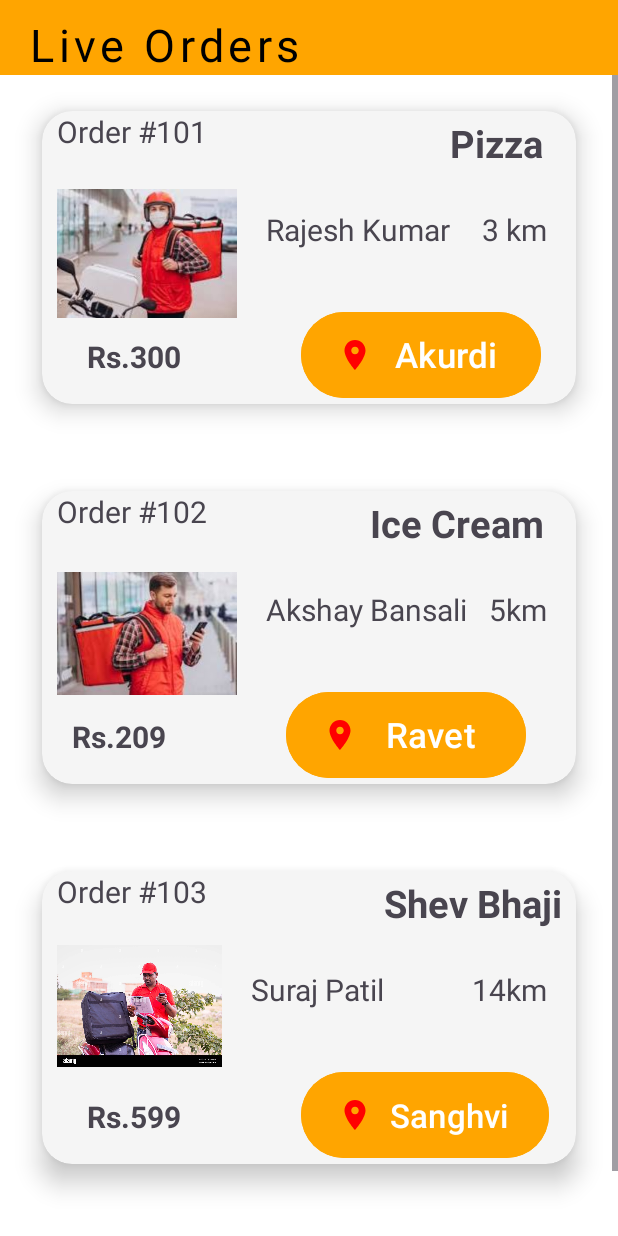
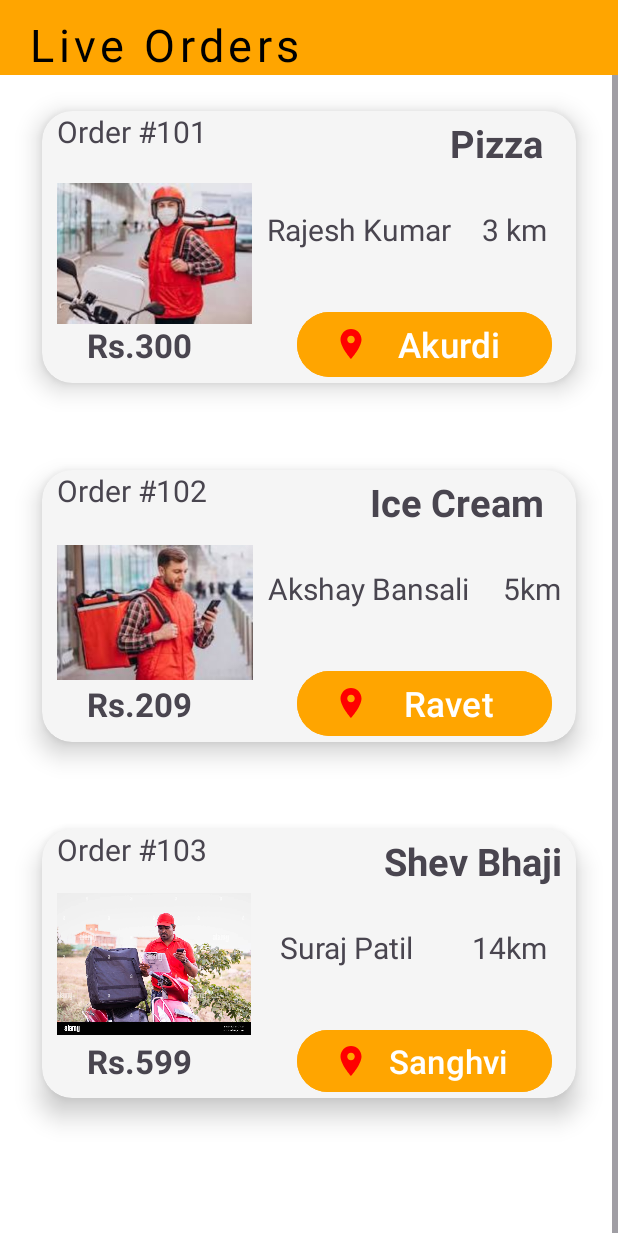
Before and after one commit to atharv2204/Internship-App, an Android app: the activity_current screen opened directly, with no data from a screen before it, on a phone screen of 412 x 824 dp. Run offline under Robolectric (Android 15) with nearby library versions, the phone set to English and light mode, and no system bars; Roboto replaces fonts that are not available here.

Commit message:
live orders done

```diff
--- a/app/src/main/res/layout/activity_current.xml
+++ b/app/src/main/res/layout/activity_current.xml
@@ -84,6 +84,7 @@
                         android:layout_width="120dp"
                         android:layout_height="130dp"
                         android:src="@drawable/d1"
+                        android:layout_weight="1"
                         android:layout_marginLeft="10dp"/>
 
                     <TextView
@@ -91,14 +92,16 @@
                         android:layout_height="45dp"
                         android:layout_marginLeft="10dp"
                         android:layout_marginTop="35dp"
-                        android:text="  Rajesh Kumar"
-                        android:textSize="20dp"
+                        android:text="Rajesh Kumar"
+                        android:textSize="20sp"
+                        android:layout_weight="1"
                         tools:ignore="TextSizeCheck" />
 
                     <TextView
-                        android:layout_width="match_parent"
+                        android:layout_width="wrap_content"
                         android:layout_height="45dp"
                         android:layout_marginTop="35dp"
+                        android:layout_weight="1"
                         android:layout_marginRight="10dp"
                         android:gravity="right"
                         android:text="3 km  "
@@ -115,15 +118,15 @@
                         android:layout_width="wrap_content"
                         android:layout_height="wrap_content"
                         android:text="Rs.300"
-                        android:textSize="20dp"
+                        android:textSize="22sp"
                         android:layout_marginTop="130dp"
                         android:layout_marginLeft="30dp"
                         android:textStyle="bold"/>
 
                     <Button
-                        android:layout_width="160dp"
-                        android:layout_height="65dp"
-                        android:layout_marginLeft="80dp"
+                        android:layout_width="170dp"
+                        android:layout_height="wrap_content"
+                        android:layout_marginLeft="70dp"
                         android:layout_marginTop="130dp"
                         android:backgroundTint="@color/orange"
                         android:text="Akurdi"
@@ -140,7 +143,6 @@
                 android:layout_width="match_parent"
                 android:layout_height="wrap_content"
                 android:layout_marginStart="10dp"
-
                 android:layout_marginEnd="10dp"
                 android:layout_marginBottom="10dp"
                 app:cardBackgroundColor="@color/white_smoke"
@@ -188,6 +190,7 @@
                         android:layout_width="120dp"
                         android:layout_height="130dp"
                         android:src="@drawable/d2"
+                        android:layout_weight="1"
                         android:layout_marginLeft="10dp"/>
 
                     <TextView
@@ -195,17 +198,19 @@
                         android:layout_height="45dp"
                         android:layout_marginLeft="10dp"
                         android:layout_marginTop="35dp"
-                        android:text="  Akshay Bansali"
+                        android:layout_weight="1"
+                        android:text="Akshay Bansali"
                         android:textSize="20dp"
                         tools:ignore="TextSizeCheck" />
 
                     <TextView
-                        android:layout_width="match_parent"
+                        android:layout_width="wrap_content"
                         android:layout_height="45dp"
                         android:layout_marginTop="35dp"
                         android:layout_marginRight="10dp"
                         android:gravity="right"
-                        android:text="5km  "
+                        android:text="5km"
+                        android:layout_weight="1"
                         android:textSize="20dp"
                         tools:ignore="TextSizeCheck" />
 
@@ -219,20 +224,18 @@
                         android:layout_width="wrap_content"
                         android:layout_height="wrap_content"
                         android:text="Rs.209"
-                        android:textSize="20dp"
+                        android:textSize="22sp"
                         android:layout_marginTop="130dp"
-                        android:layout_marginLeft="20dp"
+                        android:layout_marginLeft="30dp"
                         android:textStyle="bold"/>
 
                     <Button
-                        android:layout_width="160dp"
-                        android:layout_height="65dp"
-                        android:layout_marginLeft="80dp"
+                        android:layout_width="170dp"
+                        android:layout_height="wrap_content"
+                        android:layout_marginLeft="70dp"
                         android:layout_marginTop="130dp"
                         android:backgroundTint="@color/orange"
-
                         android:textSize="23dp"
-
                         android:text="Ravet"
                        android:drawableLeft="@drawable/baseline_location_on_24" />
                 </LinearLayout>
@@ -293,6 +296,7 @@
                         android:layout_width="110dp"
                         android:layout_height="120dp"
                         android:src="@drawable/d3"
+                        android:layout_weight="1"
                         android:layout_marginLeft="10dp"/>
 
                     <TextView
@@ -301,14 +305,16 @@
                         android:layout_marginLeft="10dp"
                         android:layout_marginTop="35dp"
                         android:text="  Suraj Patil"
+                        android:layout_weight="1"
                         android:textSize="20dp"
                         tools:ignore="TextSizeCheck" />
 
                     <TextView
-                        android:layout_width="match_parent"
+                        android:layout_width="wrap_content"
                         android:layout_height="45dp"
                         android:layout_marginTop="35dp"
                         android:layout_marginRight="10dp"
+                        android:layout_weight="1"
                         android:gravity="right"
                         android:text="14km  "
                         android:textSize="20dp"
@@ -324,14 +330,14 @@
                         android:layout_width="wrap_content"
                         android:layout_height="wrap_content"
                         android:text="Rs.599"
-                        android:textSize="20dp"
+                        android:textSize="22sp"
                         android:layout_marginTop="130dp"
                         android:layout_marginLeft="30dp"
                         android:textStyle="bold"/>
                     <Button
-                        android:layout_width="165dp"
-                        android:layout_height="65dp"
-                        android:layout_marginLeft="80dp"
+                        android:layout_width="170dp"
+                        android:layout_height="wrap_content"
+                        android:layout_marginLeft="70dp"
                         android:layout_marginTop="130dp"
                         android:backgroundTint="@color/orange"
                         android:text="Sanghvi"
```
